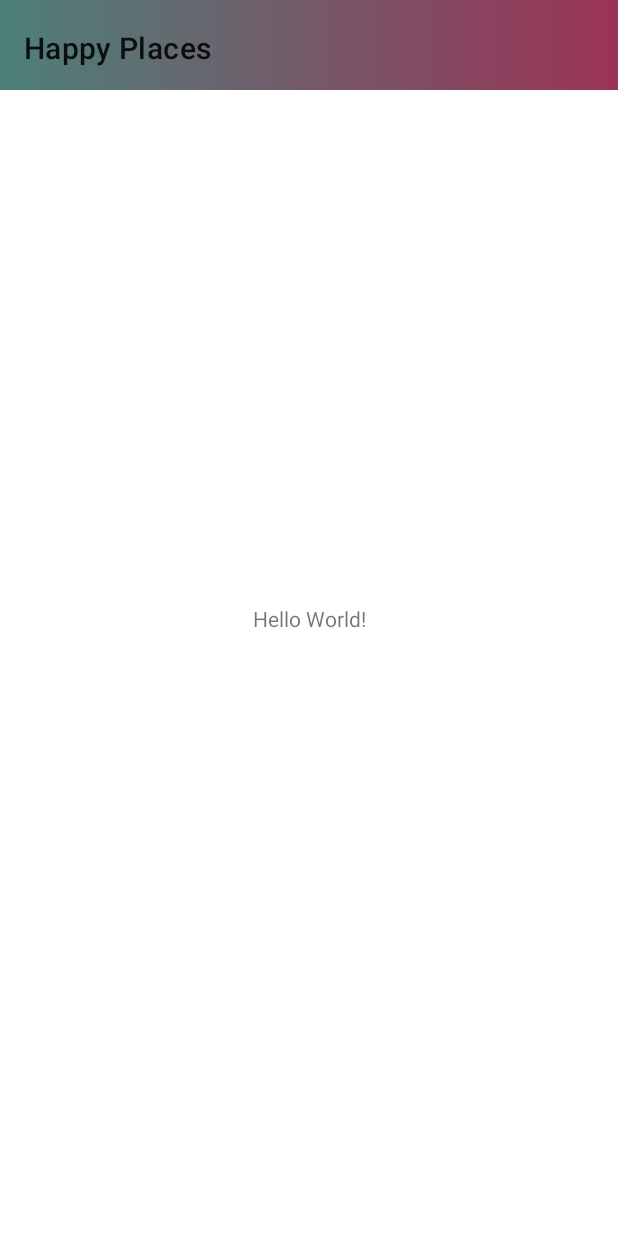
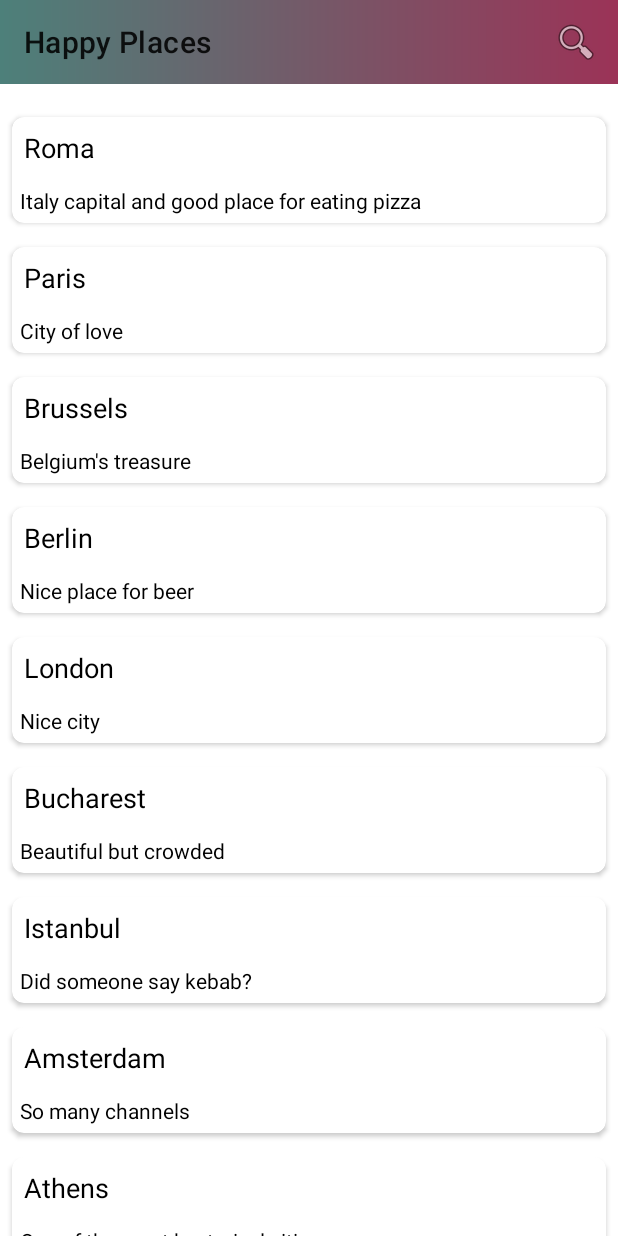
Before and after one commit to andreea-popa22/Happy-Places-Android-Java-Project, an Android app: the screen it shows after launch (MainActivity), on a phone screen of 412 x 824 dp. Run offline under Robolectric (Android 15) with nearby library versions, the phone set to English and light mode, and no system bars.

Commit message:
add recycler view and search bar

```diff
--- /dev/null
+++ b/HappyPlaces/app/src/main/java/com/happyplaces/Course/LoacationAdapter.java
@@ -0,0 +1,72 @@
+package com.happyplaces.Course;
+
+import android.content.Context;
+import android.view.LayoutInflater;
+import android.view.View;
+import android.view.ViewGroup;
+import android.widget.TextView;
+
+import androidx.annotation.NonNull;
+import androidx.recyclerview.widget.RecyclerView;
+
+import com.happyplaces.R;
+
+import java.util.ArrayList;
+
+public class LoacationAdapter extends RecyclerView.Adapter<LoacationAdapter.ViewHolder> {
+
+    // creating a variable for array list and context.
+    private ArrayList<LocationModal> locationModalArrayList;
+    private Context context;
+
+    // creating a constructor for our variables.
+    public LoacationAdapter(ArrayList<LocationModal> locationModalArrayList, Context context) {
+        this.locationModalArrayList = locationModalArrayList;
+        this.context = context;
+    }
+
+    // method for filtering our recyclerview items.
+    public void filterList(ArrayList<LocationModal> filterllist) {
+        // below line is to add our filtered
+        // list in our course array list.
+        locationModalArrayList = filterllist;
+        // below line is to notify our adapter
+        // as change in recycler view data.
+        notifyDataSetChanged();
+    }
+
+    @NonNull
+    @Override
+    public LoacationAdapter.ViewHolder onCreateViewHolder(@NonNull ViewGroup parent, int viewType) {
+        // below line is to inflate our layout.
+        View view = LayoutInflater.from(parent.getContext()).inflate(R.layout.course_rv_item, parent, false);
+        return new ViewHolder(view);
+    }
+
+    @Override
+    public void onBindViewHolder(@NonNull LoacationAdapter.ViewHolder holder, int position) {
+        // setting data to our views of recycler view.
+        LocationModal modal = locationModalArrayList.get(position);
+        holder.courseNameTV.setText(modal.getLocationName());
+        holder.courseDescTV.setText(modal.getLocationDescription());
+    }
+
+    @Override
+    public int getItemCount() {
+        // returning the size of array list.
+        return locationModalArrayList.size();
+    }
+
+    public class ViewHolder extends RecyclerView.ViewHolder {
+
+        // creating variables for our views.
+        private TextView courseNameTV, courseDescTV;
+
+        public ViewHolder(@NonNull View itemView) {
+            super(itemView);
+            // initializing our views with their ids.
+            courseNameTV = itemView.findViewById(R.id.idTVCourseName);
+            courseDescTV = itemView.findViewById(R.id.idTVCourseDescription);
+        }
+    }
+}
--- /dev/null
+++ b/HappyPlaces/app/src/main/java/com/happyplaces/Course/LocationModal.java
@@ -0,0 +1,32 @@
+package com.happyplaces.Course;
+
+public class LocationModal {
+
+    // variables for our course
+    // name and description.
+    private String locationName;
+    private String locationDescription;
+
+    // creating constructor for our variables.
+    public LocationModal(String locationName, String locationDescription) {
+        this.locationName = locationName;
+        this.locationDescription = locationDescription;
+    }
+
+    // creating getter and setter methods.
+    public String getLocationName() {
+        return locationName;
+    }
+
+    public void setLocationName(String locationName) {
+        this.locationName = locationName;
+    }
+
+    public String getLocationDescription() {
+        return locationDescription;
+    }
+
+    public void setLocationDescription(String locationDescription) {
+        this.locationDescription = locationDescription;
+    }
+}
--- a/HappyPlaces/app/src/main/java/com/happyplaces/MainActivity.java
+++ b/HappyPlaces/app/src/main/java/com/happyplaces/MainActivity.java
@@ -2,12 +2,21 @@ package com.happyplaces;
 
 import androidx.appcompat.app.AppCompatActivity;
 
-import android.graphics.Color;
-import android.graphics.drawable.Drawable;
 import android.os.Bundle;
-import android.view.View;
-import android.view.WindowManager;
+import android.view.Menu;
+import android.view.MenuInflater;
+import android.view.MenuItem;
+import android.widget.Toast;
+
+import androidx.appcompat.widget.SearchView;
 import androidx.appcompat.widget.Toolbar;
+import androidx.recyclerview.widget.LinearLayoutManager;
+import androidx.recyclerview.widget.RecyclerView;
+
+import com.happyplaces.Course.LoacationAdapter;
+import com.happyplaces.Course.LocationModal;
+
+import java.util.ArrayList;
 
 public class MainActivity extends AppCompatActivity {
 
@@ -15,8 +24,109 @@ public class MainActivity extends AppCompatActivity {
     protected void onCreate(Bundle savedInstanceState) {
         super.onCreate(savedInstanceState);
         setContentView(R.layout.activity_main);
-
+        locationRV = findViewById(R.id.idRVLocations);
         Toolbar toolbar = findViewById(R.id.toolbar);
         setSupportActionBar(toolbar);
+        buildRecyclerView();
+    }
+    // creating variables for
+    // our ui components.
+    private RecyclerView locationRV;
+
+    // variable for our adapter
+    // class and array list
+    private LoacationAdapter adapter;
+    private ArrayList<LocationModal> locationModalArrayList;
+
+
+    // calling on create option menu
+    // layout to inflate our menu file.
+    @Override
+    public boolean onCreateOptionsMenu(Menu menu) {
+        // below line is to get our inflater
+        MenuInflater inflater = getMenuInflater();
+
+        // inside inflater we are inflating our menu file.
+        inflater.inflate(R.menu.search_menu, menu);
+
+        // below line is to get our menu item.
+        MenuItem searchItem = menu.findItem(R.id.actionSearch);
+
+        // getting search view of our item.
+        SearchView searchView = (SearchView) searchItem.getActionView();
+
+        // below line is to call set on query text listener method.
+        searchView.setOnQueryTextListener(new SearchView.OnQueryTextListener() {
+            @Override
+            public boolean onQueryTextSubmit(String query) {
+                return false;
+            }
+
+            @Override
+            public boolean onQueryTextChange(String newText) {
+                // inside on query text change method we are
+                // calling a method to filter our recycler view.
+                filter(newText);
+                return false;
+            }
+        });
+        return true;
+    }
+
+    private void filter(String text) {
+        // creating a new array list to filter our data.
+        ArrayList<LocationModal> filteredlist = new ArrayList<>();
+
+        // running a for loop to compare elements.
+        for (LocationModal item : locationModalArrayList) {
+            // checking if the entered string matched with any item of our recycler view.
+            if (item.getLocationName().toLowerCase().contains(text.toLowerCase())) {
+                // if the item is matched we are
+                // adding it to our filtered list.
+                filteredlist.add(item);
+            }
+        }
+        if (filteredlist.isEmpty()) {
+            // if no item is added in filtered list we are
+            // displaying a toast message as no data found.
+            Toast.makeText(this, "No Data Found..", Toast.LENGTH_SHORT).show();
+        } else {
+            // at last we are passing that filtered
+            // list to our adapter class.
+            adapter.filterList(filteredlist);
+        }
+    }
+
+    private void buildRecyclerView() {
+
+        // below line we are creating a new array list
+        locationModalArrayList = new ArrayList<>();
+
+        // below line is to add data to our array list.
+        locationModalArrayList.add(new LocationModal("Roma", "Italy capital and good place for eating pizza"));
+        locationModalArrayList.add(new LocationModal("Paris", "City of love"));
+        locationModalArrayList.add(new LocationModal("Brussels", "Belgium's treasure"));
+        locationModalArrayList.add(new LocationModal("Berlin", "Nice place for beer"));
+        locationModalArrayList.add(new LocationModal("London", "Nice city"));
+        locationModalArrayList.add(new LocationModal("Bucharest", "Beautiful but crowded"));
+        locationModalArrayList.add(new LocationModal("Istanbul", "Did someone say kebab?"));
+        locationModalArrayList.add(new LocationModal("Amsterdam", "So many channels"));
+        locationModalArrayList.add(new LocationModal("Athens", "One of the most hystorical cities"));
+        locationModalArrayList.add(new LocationModal("Barcelona", "Everything for everyone"));
+
+        // initializing our adapter class.
+        adapter = new LoacationAdapter(locationModalArrayList, MainActivity.this);
+
+        // adding layout manager to our recycler view.
+        LinearLayoutManager manager = new LinearLayoutManager(this);
+        locationRV.setHasFixedSize(true);
+
+        // setting layout manager
+        // to our recycler view.
+        locationRV.setLayoutManager(manager);
+
+        // setting adapter to
+        // our recycler view.
+        locationRV.setAdapter(adapter);
     }
 }
--- a/HappyPlaces/app/src/main/res/layout/activity_main.xml
+++ b/HappyPlaces/app/src/main/res/layout/activity_main.xml
@@ -6,15 +6,23 @@
     android:layout_height="match_parent"
     tools:context=".MainActivity">
 
-    <TextView
-        android:layout_width="wrap_content"
-        android:layout_height="wrap_content"
-        android:text="Hello World!"
-        app:layout_constraintBottom_toBottomOf="parent"
-        app:layout_constraintLeft_toLeftOf="parent"
-        app:layout_constraintRight_toRightOf="parent"
+    <!--recycler view to display our data-->
+
+    <androidx.recyclerview.widget.RecyclerView
+        android:id="@+id/idRVLocations"
+        android:layout_width="match_parent"
+        android:layout_height="match_parent"
+        android:layout_marginTop="70dp"
+        app:layout_constraintStart_toStartOf="parent"
         app:layout_constraintTop_toTopOf="parent" />
 
-    <include layout="@layout/toolbar"/>
+    <include
+        android:id="@+id/include"
+        layout="@layout/toolbar"
+        android:layout_width="match_parent"
+        android:layout_height="0dp"
+        android:layout_marginBottom="8dp"
+        app:layout_constraintEnd_toEndOf="parent"
+        app:layout_constraintTop_toTopOf="parent" />
 
 </androidx.constraintlayout.widget.ConstraintLayout>
--- /dev/null
+++ b/HappyPlaces/app/src/main/res/layout/course_rv_item.xml
@@ -0,0 +1,37 @@
+<?xml version="1.0" encoding="utf-8"?>
+<androidx.cardview.widget.CardView
+    xmlns:android="http://schemas.android.com/apk/res/android"
+    xmlns:app="http://schemas.android.com/apk/res-auto"
+    android:layout_width="match_parent"
+    android:layout_height="wrap_content"
+    android:layout_margin="8dp"
+    android:elevation="8dp"
+    app:cardCornerRadius="8dp">
+
+    <RelativeLayout
+        android:layout_width="match_parent"
+        android:layout_height="wrap_content">
+
+        <!--text view for our course name-->
+        <TextView
+            android:id="@+id/idTVCourseName"
+            android:layout_width="match_parent"
+            android:layout_height="wrap_content"
+            android:padding="8dp"
+            android:text="Course Name"
+            android:textColor="@color/black"
+            android:textSize="18sp" />
+
+        <!--text view for our course description-->
+        <TextView
+            android:id="@+id/idTVCourseDescription"
+            android:layout_width="match_parent"
+            android:layout_height="wrap_content"
+            android:layout_below="@id/idTVCourseName"
+            android:padding="5dp"
+            android:text="COurse Description"
+            android:textColor="@color/black" />
+
+    </RelativeLayout>
+
+</androidx.cardview.widget.CardView>
--- a/HappyPlaces/app/src/main/res/layout/toolbar.xml
+++ b/HappyPlaces/app/src/main/res/layout/toolbar.xml
@@ -10,6 +10,7 @@
         android:layout_width="match_parent"
         android:layout_height="?actionBarSize"
         android:id="@+id/toolbar"
+
         />
 
 </LinearLayout>
--- /dev/null
+++ b/HappyPlaces/app/src/main/res/menu/search_menu.xml
@@ -0,0 +1,17 @@
+<?xml version="1.0" encoding="utf-8"?>
+<menu
+    xmlns:android="http://schemas.android.com/apk/res/android"
+    xmlns:app="http://schemas.android.com/apk/res-auto"
+    android:layout_width="match_parent"
+    android:layout_height="match_parent"
+    android:orientation="vertical">
+
+    <!--item for our search view with its id-->
+    <item
+        android:id="@+id/actionSearch"
+        android:icon="@android:drawable/ic_menu_search"
+        android:title="Search"
+        app:actionViewClass="androidx.appcompat.widget.SearchView"
+        app:showAsAction="ifRoom|collapseActionView" />
+
+</menu>
--- /dev/null
+++ b/HappyPlaces/app/src/main/res/xml/filepaths.xml
@@ -0,0 +1,4 @@
+<?xml version="1.0" encoding="utf-8"?>
+<paths>
+    <cache-path name="shared_images" path="/images/"/>
+</paths>
```
